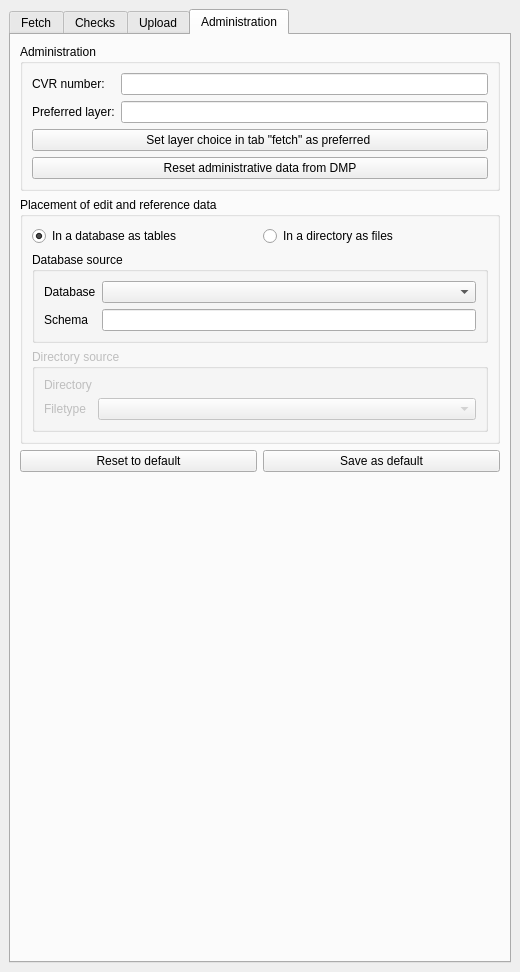
First picture: the form in dmp_manager/dmp_manager_dockwidget_base.ui, repository bvthomsen/QGIS-DMP-plugin, before the edit.
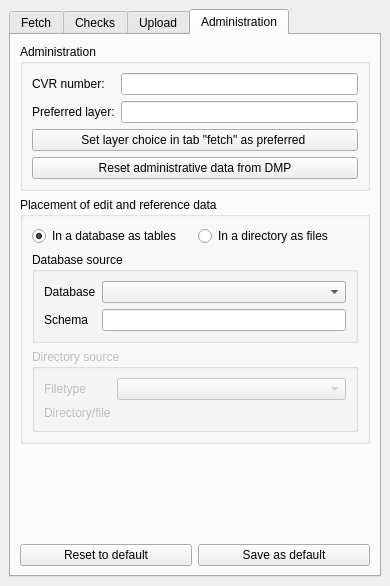
Second picture: the form after the edit. Custom widgets are drawn as their Qt base class.

```diff
--- a/dmp_manager/dmp_manager_dockwidget_base.ui
+++ b/dmp_manager/dmp_manager_dockwidget_base.ui
@@ -6,8 +6,8 @@
    <rect>
     <x>0</x>
     <y>0</y>
-    <width>520</width>
-    <height>972</height>
+    <width>390</width>
+    <height>586</height>
    </rect>
   </property>
   <property name="windowTitle">
@@ -359,38 +359,51 @@
              </property>
              <layout class="QFormLayout" name="formLayout_5">
               <item row="0" column="0">
+               <widget class="QLabel" name="label_5">
+                <property name="text">
+                 <string>Filetype</string>
+                </property>
+               </widget>
+              </item>
+              <item row="0" column="1">
+               <widget class="QComboBox" name="cbFiletype"/>
+              </item>
+              <item row="1" column="0">
                <widget class="QLabel" name="label_4">
                 <property name="text">
-                 <string>Directory</string>
+                 <string>Directory/file</string>
                 </property>
                </widget>
               </item>
-              <item row="0" column="1">
+              <item row="1" column="1">
                <widget class="QgsFileWidget" name="fwDirectory">
                 <property name="storageMode">
                  <enum>QgsFileWidget::GetDirectory</enum>
                 </property>
                 <property name="options">
-                 <set>QFileDialog::ShowDirsOnly</set>
+                 <set>QFileDialog::DontConfirmOverwrite|QFileDialog::ShowDirsOnly</set>
                 </property>
                </widget>
               </item>
-              <item row="1" column="0">
-               <widget class="QLabel" name="label_5">
-                <property name="text">
-                 <string>Filetype</string>
-                </property>
-               </widget>
-              </item>
-              <item row="1" column="1">
-               <widget class="QComboBox" name="cbFiletype"/>
-              </item>
              </layout>
             </widget>
            </item>
           </layout>
          </widget>
         </item>
+        <item>
+         <spacer name="verticalSpacer_2">
+          <property name="orientation">
+           <enum>Qt::Vertical</enum>
+          </property>
+          <property name="sizeHint" stdset="0">
+           <size>
+            <width>20</width>
+            <height>20</height>
+           </size>
+          </property>
+         </spacer>
+        </item>
         <item>
          <layout class="QHBoxLayout" name="horizontalLayout">
           <item>
@@ -409,19 +422,6 @@
           </item>
          </layout>
         </item>
-        <item>
-         <spacer name="verticalSpacer_2">
-          <property name="orientation">
-           <enum>Qt::Vertical</enum>
-          </property>
-          <property name="sizeHint" stdset="0">
-           <size>
-            <width>20</width>
-            <height>20</height>
-           </size>
-          </property>
-         </spacer>
-        </item>
        </layout>
       </widget>
      </widget>
```
Left out of the diff: 18 changed lines with no effect on the pictures.
